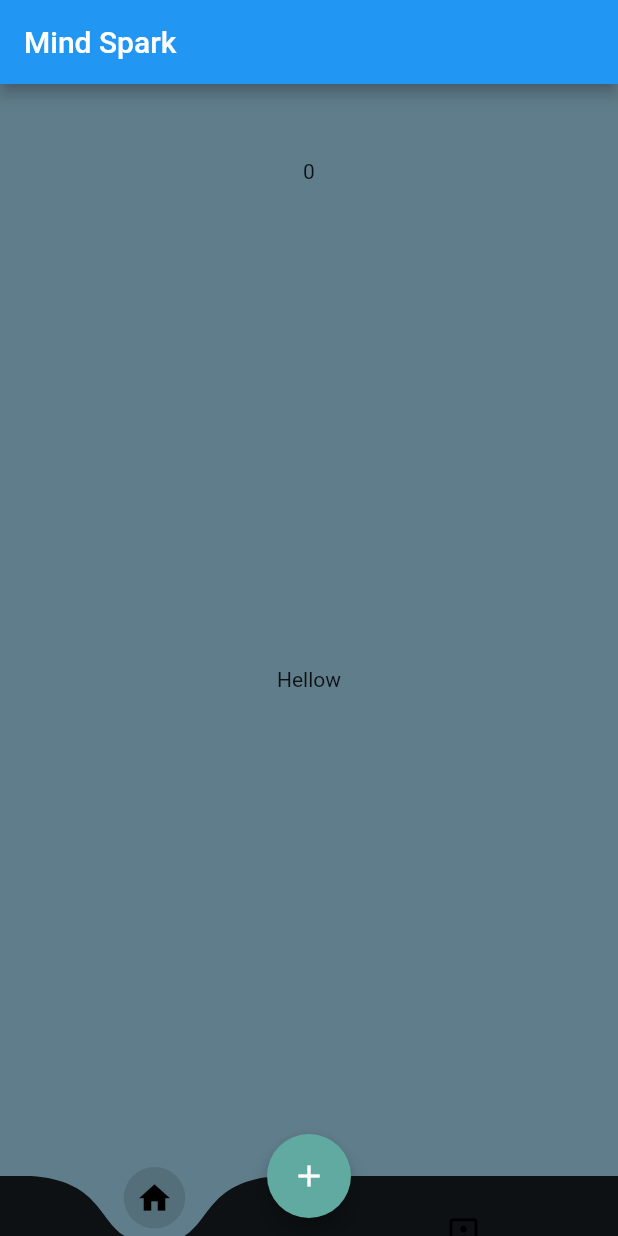
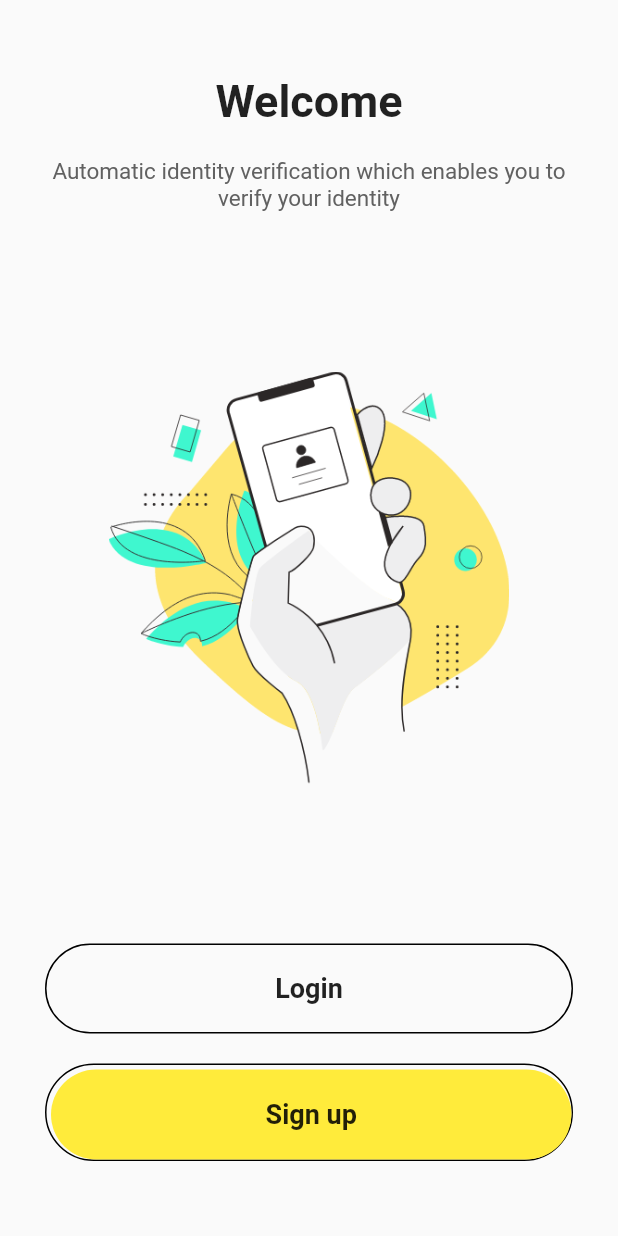
Before and after one commit to MindSparkInternational/Mind-Spark-Intl-Flutter, a Flutter app: the screen it shows after launch, on a phone screen of 412 x 824 dp. Run offline on Flutter 3.47's test engine with Material 2 defaults, Android fonts, the phone set to English and light mode, and no system bars; drawn by our look-alikes of curved_navigation_bar; our stand-ins replace animated_text_kit, auto_size_text, camera, cloud_firestore, flutter_speed_dial, font_awesome_flutter and 4 more; missing offline and left inert: animated_widgets, awesome_speed_dial, nice_button, postgres; accounts and stored records are empty.

Commit message:
Added Login

```diff
--- /dev/null
+++ b/MindSpark/lib/animations/FadeAnimation.dart
@@ -0,0 +1,34 @@
+
+import 'package:flutter/material.dart';
+import 'package:simple_animations/simple_animations.dart';
+
+class FadeAnimation extends StatelessWidget {
+  final double delay;
+  final Widget child;
+
+  FadeAnimation(this.delay, this.child);
+
+  @override
+  Widget build(BuildContext context) {
+    final tween = MultiTrackTween([
+      Track("opacity").add(Duration(milliseconds: 500), Tween(begin: 0.0, end: 1.0)),
+      Track("translateY").add(
+        Duration(milliseconds: 500), Tween(begin: -30.0, end: 0.0),
+        curve: Curves.easeOut)
+    ]);
+
+    return ControlledAnimation(
+      delay: Duration(milliseconds: (500 * delay).round()),
+      duration: tween.duration,
+      tween: tween,
+      child: child,
+      builderWithChild: (context, child, animation) => Opacity(
+        opacity: animation["opacity"],
+        child: Transform.translate(
+          offset: Offset(0, animation["translateY"]),
+          child: child
+        ),
+      ),
+    );
+  }
+}
--- /dev/null
+++ b/MindSpark/lib/loginOrSign.dart
@@ -0,0 +1,98 @@
+import 'package:MindSpark/signUp.dart';
+import 'package:flutter/material.dart';
+import 'loginScreen.dart';
+import 'animations/FadeAnimation.dart';
+
+class HomePage extends StatelessWidget {
+  @override
+  Widget build(BuildContext context) {
+    return Scaffold(
+      body: SafeArea(
+        child: Container(
+          width: double.infinity,
+          height: MediaQuery.of(context).size.height,
+          padding: EdgeInsets.symmetric(horizontal: 30, vertical: 50),
+          child: Column(
+            mainAxisAlignment: MainAxisAlignment.spaceBetween,
+            crossAxisAlignment: CrossAxisAlignment.center,
+            children: <Widget>[
+              Column(
+                children: <Widget>[
+                  FadeAnimation(1, Text("Welcome", style: TextStyle(
+                    fontWeight: FontWeight.bold,
+                    fontSize: 30
+                  ),)),
+                  SizedBox(height: 20,),
+                  FadeAnimation(1.2, Text("Automatic identity verification which enables you to verify your identity",
+                  textAlign: TextAlign.center,
+                  style: TextStyle(
+                    color: Colors.grey[700],
+                    fontSize: 15
+                  ),)),
+                ],
+              ),
+              FadeAnimation(1.4, Container(
+                height: MediaQuery.of(context).size.height / 3,
+                decoration: BoxDecoration(
+                  image: DecorationImage(
+                    image: AssetImage('assets/img/Illustration.png')
+                  )
+                ),
+              )),
+              Column(
+                children: <Widget>[
+                  FadeAnimation(1.5, MaterialButton(
+                    minWidth: double.infinity,
+                    height: 60,
+                    onPressed: () {
+                      Navigator.push(context, MaterialPageRoute(builder: (context) => Login()));
+                    },
+                    shape: RoundedRectangleBorder(
+                      side: BorderSide(
+                        color: Colors.black
+                      ),
+                      borderRadius: BorderRadius.circular(50)
+                    ),
+                    child: Text("Login", style: TextStyle(
+                      fontWeight: FontWeight.w600,
+                      fontSize: 18
+                    ),),
+                  )),
+                  SizedBox(height: 20,),
+                  FadeAnimation(1.6, Container(
+                    padding: EdgeInsets.only(top: 3, left: 3),
+                    decoration: BoxDecoration(
+                      borderRadius: BorderRadius.circular(50),
+                      border: Border(
+                        bottom: BorderSide(color: Colors.black),
+                        top: BorderSide(color: Colors.black),
+                        left: BorderSide(color: Colors.black),
+                        right: BorderSide(color: Colors.black),
+                      )
+                    ),
+                    child: MaterialButton(
+                      minWidth: double.infinity,
+                      height: 60,
+                      onPressed: () {
+                        Navigator.push(context, MaterialPageRoute(builder: (context) => SignUp()));
+                      },
+                      color: Colors.yellow,
+                      elevation: 0,
+                      shape: RoundedRectangleBorder(
+                        borderRadius: BorderRadius.circular(50)
+                      ),
+                      child: Text("Sign up", style: TextStyle(
+                        fontWeight: FontWeight.w600,
+                        fontSize: 18
+                      ),),
+                    ),
+                  ))
+                ],
+              )
+            ],
+          ),
+        ),
+      ),
+    );
+  }
+}
--- a/MindSpark/lib/main.dart
+++ b/MindSpark/lib/main.dart
@@ -2,6 +2,8 @@ import 'package:MindSpark/articlePage.dart';
 import 'package:MindSpark/createPost.dart';
 import 'package:MindSpark/drawerStack.dart';
 import 'package:MindSpark/filterDashLayout.dart';
+import 'package:MindSpark/homeheader.dart';
+import 'package:MindSpark/loginOrSign.dart';
 import 'package:MindSpark/loginScreen.dart';
 import 'package:MindSpark/splashScreen.dart';
 import 'package:curved_navigation_bar/curved_navigation_bar.dart';
@@ -15,10 +17,12 @@ import 'profile.dart';
 import 'create.dart';
 main()  {
   runApp(new MaterialApp(
-    home: new MyApp(),
+    debugShowCheckedModeBanner: false,
+    //home: new MyApp(),
     //home: Login()
     //home: LoginStack(),
     //home: Splash()
+    home: HomePage()
 
   ));
 
@@ -34,6 +38,7 @@ class MyApp extends StatefulWidget{
 class _MyAppState extends State<MyApp>{
   int _currentIndex = 0;
   final List<Widget> children = [
+
     new DrawerStack(),
     //new Create(),
     //new CreatePost(),
```
Also changed, not shown: MindSpark/lib/loginScreen.dart (+114 -186 lines), MindSpark/lib/signUp.dart (added, +128 -0 lines), MindSpark/lib/splashScreen.dart (+37 -8 lines), MindSpark/pubspec.yaml (+6 -1 lines), MindSpark/assets/img/Illustration.png (added), MindSpark/assets/img/MindSpark.png (renamed from MindSpark/assets/MindSpark.png), MindSpark/assets/img/MindSparkBolt.png (added), MindSpark/assets/img/MindSparkFull.png (added), MindSpark/pubspec.lock.
